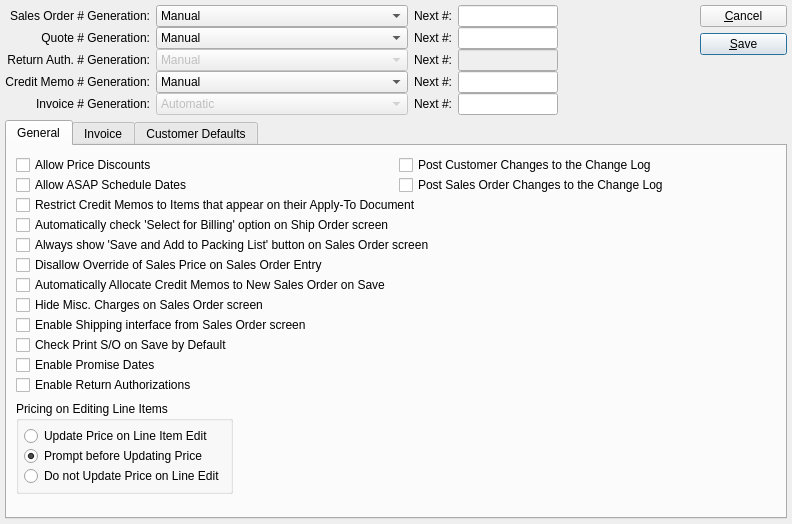
Qt form xtuple/trunk/guiclient/configureSO.ui (WooodHead/xtuple) before a commit.
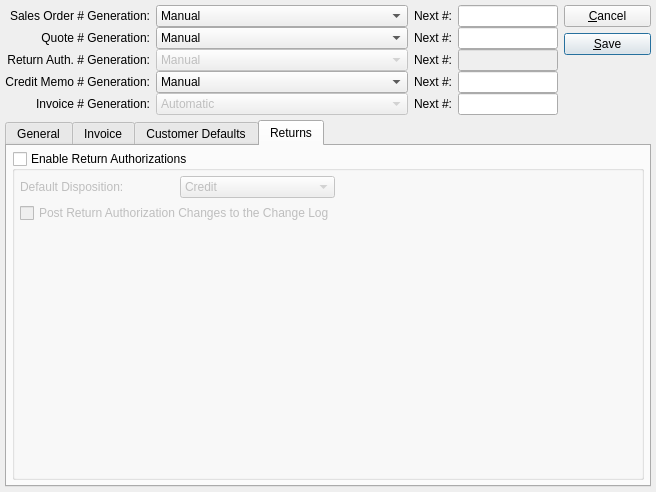
The same form after that commit. The open tabs and pages were chosen to show the change. Custom widgets are drawn as their Qt base class.

Commit message: 4832:  Adding preferences to returns, getting more details working.

The edit to the form file:
```diff
--- a/xtuple/trunk/guiclient/configureSO.ui
+++ b/xtuple/trunk/guiclient/configureSO.ui
@@ -5,8 +5,8 @@
    <rect>
     <x>0</x>
     <y>0</y>
-    <width>792</width>
-    <height>524</height>
+    <width>647</width>
+    <height>468</height>
    </rect>
   </property>
   <property name="windowTitle" >
@@ -692,13 +692,6 @@
            </property>
           </widget>
          </item>
-         <item>
-          <widget class="QCheckBox" name="_enableReturns" >
-           <property name="text" >
-            <string>Enable Return Authorizations</string>
-           </property>
-          </widget>
-         </item>
         </layout>
        </item>
        <item>
@@ -1682,6 +1675,97 @@
        </item>
       </layout>
      </widget>
+     <widget class="QWidget" name="_returns" >
+      <attribute name="title" >
+       <string>Returns</string>
+      </attribute>
+      <layout class="QGridLayout" >
+       <item row="0" column="0" >
+        <widget class="QGroupBox" name="_enableReturns" >
+         <property name="title" >
+          <string>Enable Return Authorizations</string>
+         </property>
+         <property name="checkable" >
+          <bool>true</bool>
+         </property>
+         <property name="checked" >
+          <bool>false</bool>
+         </property>
+         <layout class="QGridLayout" >
+          <item row="0" column="0" >
+           <widget class="QLabel" name="_dispositionLit" >
+            <property name="text" >
+             <string>Default Disposition:</string>
+            </property>
+           </widget>
+          </item>
+          <item row="0" column="1" >
+           <widget class="XComboBox" name="_disposition" >
+            <item>
+             <property name="text" >
+              <string>Credit</string>
+             </property>
+            </item>
+            <item>
+             <property name="text" >
+              <string>Return</string>
+             </property>
+            </item>
+            <item>
+             <property name="text" >
+              <string>Replace</string>
+             </property>
+            </item>
+            <item>
+             <property name="text" >
+              <string>Service</string>
+             </property>
+            </item>
+            <item>
+             <property name="text" >
+              <string>Mixed</string>
+             </property>
+            </item>
+           </widget>
+          </item>
+          <item row="1" column="0" colspan="2" >
+           <widget class="QCheckBox" name="_returnAuthChangeLog" >
+            <property name="text" >
+             <string>Post Return Authorization Changes to the Change Log</string>
+            </property>
+           </widget>
+          </item>
+          <item row="0" column="2" >
+           <spacer>
+            <property name="orientation" >
+             <enum>Qt::Horizontal</enum>
+            </property>
+            <property name="sizeHint" >
+             <size>
+              <width>40</width>
+              <height>20</height>
+             </size>
+            </property>
+           </spacer>
+          </item>
+          <item row="2" column="0" >
+           <spacer>
+            <property name="orientation" >
+             <enum>Qt::Vertical</enum>
+            </property>
+            <property name="sizeHint" >
+             <size>
+              <width>20</width>
+              <height>40</height>
+             </size>
+            </property>
+           </spacer>
+          </item>
+         </layout>
+        </widget>
+       </item>
+      </layout>
+     </widget>
     </widget>
    </item>
   </layout>
```
Left out of the diff: 32 changed lines with no effect on the pictures. The commit also changes 7 other files.
